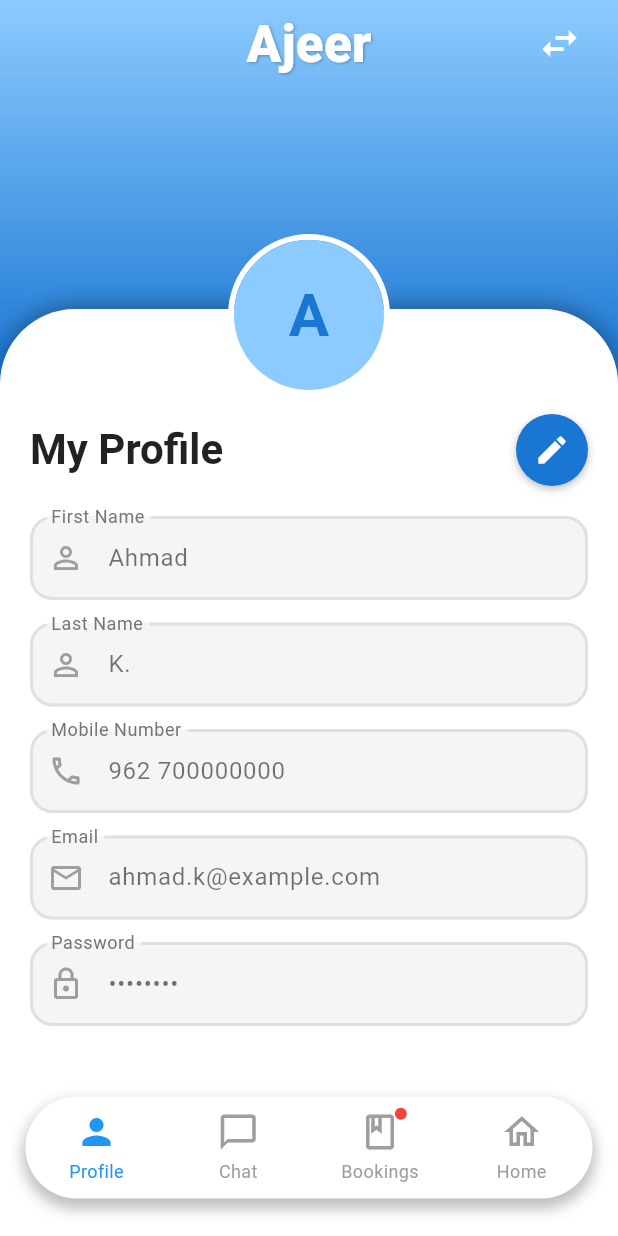
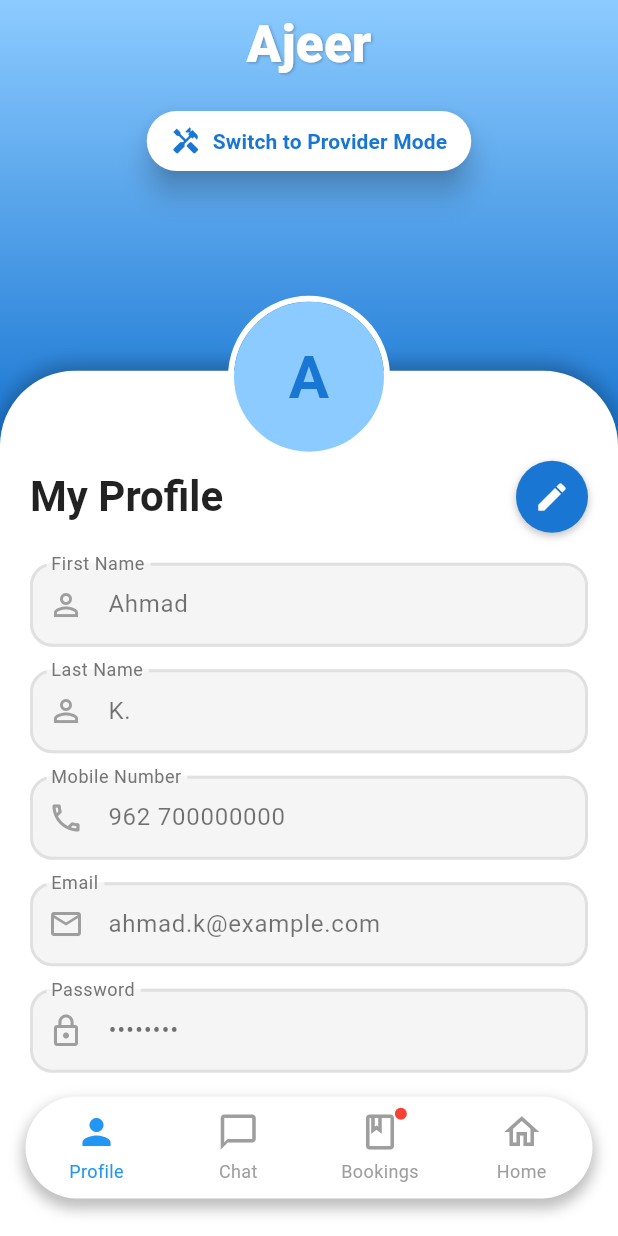
Before and after one commit to RashedGhanem11/Ajeer, a Flutter app: the ProfileScreen screen opened directly, on a phone screen of 412 x 824 dp. Run offline on Flutter 3.47's test engine with Material 3 defaults, Android fonts, the phone set to English and light mode, and no system bars; our stand-ins replace image_picker.

Commit message:
feat: Refactor ProfileScreen layout and edit mode functionality for improved UI and state management

```diff
--- a/Ajeer.mobile/lib/screens/customer_screens/profile_screen.dart
+++ b/Ajeer.mobile/lib/screens/customer_screens/profile_screen.dart
@@ -23,6 +23,8 @@
   static const double _profileAvatarHeight = 100.0;
   static const double _navBarTotalHeight = 56.0 + 20.0 + 10.0;
   static const double _fieldVerticalPadding = 16.0;
+  static const double _whiteContainerHeightRatio = 0.3;
+  static const double _profileTextGapReduction = 10.0;
 
   int _selectedIndex = 0;
   bool _isPasswordVisible = false;
@@ -54,7 +56,7 @@
   String _email = 'ahmad.k@example.com';
   String _password = '********';
   File? _profileImage;
-  File? _originalProfileImage; // Stores image before editing started
+  File? _originalProfileImage;
   bool _dataHasChanged = false;
 
   late TextEditingController _firstNameController;
@@ -175,18 +177,15 @@
 
   void _toggleEditMode() {
     if (!_isEditing) {
-      // ENTERING Edit Mode
-      _originalProfileImage = _profileImage; // Save current image
+      _originalProfileImage = _profileImage;
     } else {
-      // EXITING Edit Mode (Cancel)
       if (_dataHasChanged) {
-        // Revert all fields to original state
         _firstNameController.text = _firstName;
         _lastNameController.text = _lastName;
         _mobileController.text = _mobileNumber;
         _emailController.text = _email;
         _passwordController.text = '********';
-        _profileImage = _originalProfileImage; // Revert profile image
+        _profileImage = _originalProfileImage;
         _dataHasChanged = false;
       }
     }
@@ -235,7 +234,7 @@
                     shape: RoundedRectangleBorder(
                       borderRadius: BorderRadius.circular(15.0),
                     ),
-                    padding: const EdgeInsets.symmetric(vertical: 12.0),
+                    padding: const EdgeInsets.symmetric(vertical: 8.0),
                   ),
                   onPressed: () {
                     Navigator.of(ctx).pop();
@@ -245,7 +244,7 @@
                       'Switch',
                       style: TextStyle(
                         fontWeight: FontWeight.bold,
-                        fontSize: 16.0,
+                        fontSize: 14.0,
                       ),
                     ),
                   ),
@@ -268,7 +267,7 @@
     );
 
     final screenHeight = MediaQuery.of(context).size.height;
-    final double whiteContainerTop = screenHeight * 0.25;
+    final double whiteContainerTop = screenHeight * _whiteContainerHeightRatio;
     final double avatarTopPosition =
         whiteContainerTop - (_profileAvatarHeight / 2);
     final double bottomNavClearance =
@@ -280,7 +279,7 @@
         children: [
           _buildBackgroundGradient(whiteContainerTop),
           _buildAjeerTitle(context),
-          _buildSwitchModeButton(context),
+          _buildSwitchModeButton(context, whiteContainerTop),
           _buildWhiteContainer(
             containerTop: whiteContainerTop,
             bottomNavClearance: bottomNavClearance,
@@ -337,14 +336,34 @@
     );
   }
 
-  Widget _buildSwitchModeButton(BuildContext context) {
+  Widget _buildSwitchModeButton(
+    BuildContext context,
+    double whiteContainerTop,
+  ) {
+    final double buttonTop = MediaQuery.of(context).padding.top + 70;
+
     return Positioned(
-      top: MediaQuery.of(context).padding.top + 5,
-      right: 15,
-      child: IconButton(
-        icon: const Icon(Icons.swap_horiz, color: Colors.white, size: 30),
-        onPressed: _showSwitchModeDialog,
-        tooltip: 'Switch Mode',
+      top: buttonTop,
+      left: 0,
+      right: 0,
+      child: Center(
+        child: ElevatedButton.icon(
+          onPressed: _showSwitchModeDialog,
+          icon: const Icon(Icons.handyman, size: 20),
+          label: const Text(
+            'Switch to Provider Mode',
+            style: TextStyle(fontWeight: FontWeight.bold),
+          ),
+          style: ElevatedButton.styleFrom(
+            backgroundColor: Colors.white,
+            foregroundColor: _primaryBlue,
+            shape: RoundedRectangleBorder(
+              borderRadius: BorderRadius.circular(30.0),
+            ),
+            padding: const EdgeInsets.symmetric(horizontal: 16, vertical: 10),
+            elevation: 8,
+          ),
+        ),
       ),
     );
   }
@@ -440,7 +459,7 @@
         child: SingleChildScrollView(
           padding: EdgeInsets.fromLTRB(
             20.0,
-            (_profileAvatarHeight / 2) + 20.0,
+            (_profileAvatarHeight / 2) + 20.0 - _profileTextGapReduction,
             20.0,
             bottomNavClearance + 20.0,
           ),
@@ -498,17 +517,14 @@
   }
 
   Widget _buildEditSaveButtons() {
-    // Determine the color and whether the save button is enabled
     final Color saveColor = _dataHasChanged ? _saveGreen : Colors.grey;
     final bool saveEnabled = _dataHasChanged;
 
-    // FIX: The Cancel button is now RED in all cases when in edit mode.
     final Color cancelColor = _isEditing ? _cancelRed : _primaryBlue;
 
     return Row(
       mainAxisSize: MainAxisSize.min,
       children: [
-        // Save Button (only visible in edit mode)
         if (_isEditing)
           _buildActionButton(
             icon: Icons.check,
@@ -518,7 +534,6 @@
           ),
         if (_isEditing) const SizedBox(width: 10),
 
-        // Edit/Cancel Button
         _buildActionButton(
           icon: _isEditing ? Icons.close : Icons.edit,
           tooltip: _isEditing ? 'Cancel Editing' : 'Edit Profile',
@@ -590,7 +605,6 @@
                 )
               : null,
 
-          // FIX: Explicitly set the color for the label when it floats (focused/has text)
           floatingLabelStyle: _isEditing
               ? const TextStyle(
                   color: _primaryBlue,
@@ -601,7 +615,6 @@
                   fontWeight: FontWeight.normal,
                 ),
 
-          // FIX: Set the default label style explicitly to a gray tone when inside the field
           labelStyle: TextStyle(
             color: _isEditing ? Colors.grey : Colors.grey.shade600,
             fontWeight: FontWeight.normal,
@@ -620,7 +633,6 @@
               width: 2.0,
             ),
           ),
-          // Ensure the border is primary blue on focus
           focusedBorder: OutlineInputBorder(
             borderRadius: BorderRadius.circular(15),
             borderSide: const BorderSide(color: _primaryBlue, width: 3.0),
```
